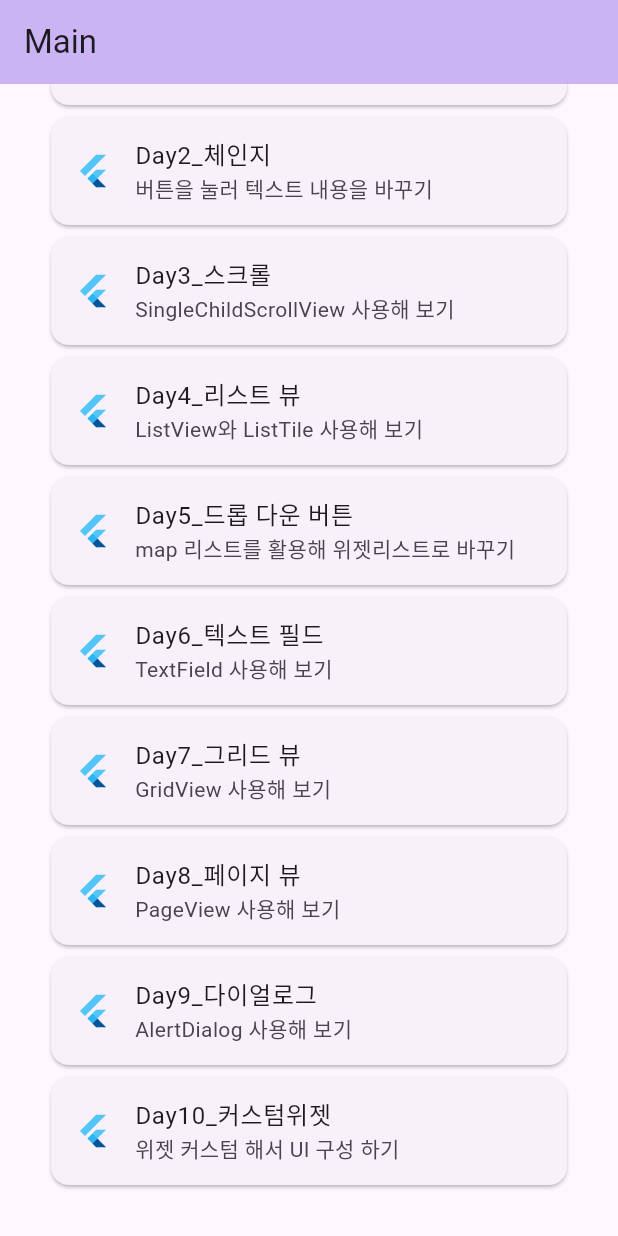
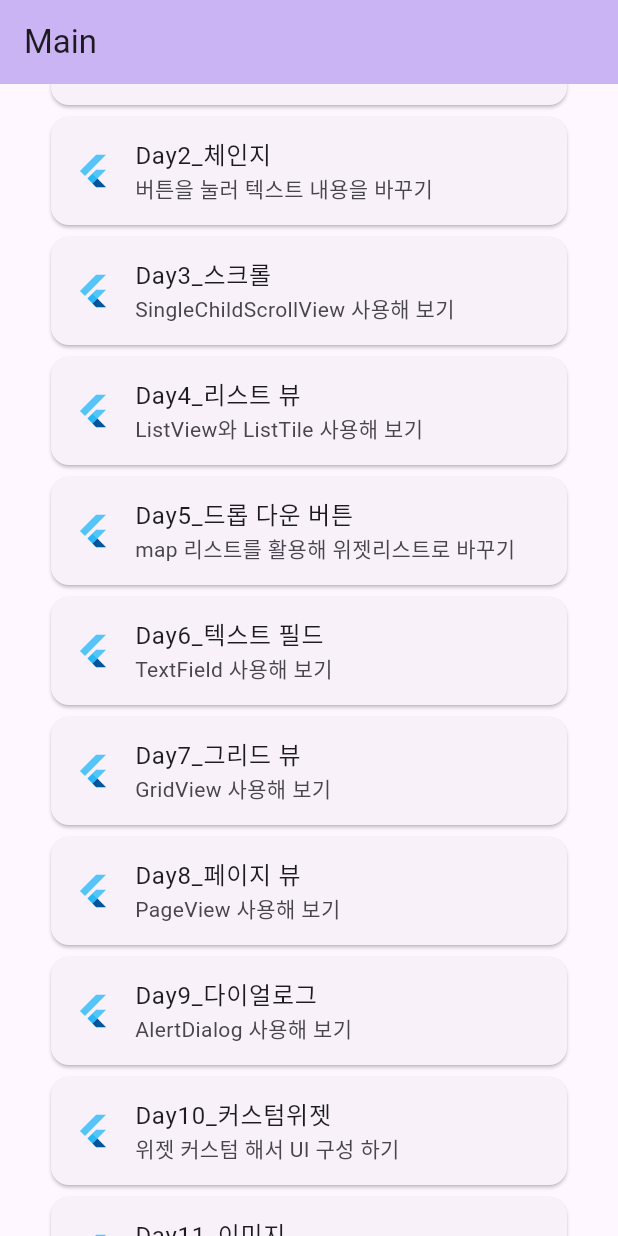
Before and after one commit to junselee42/flutter_study, a Flutter app: the screen it shows after launch, scrolled down 92 dp, on a phone screen of 412 x 824 dp. Run offline on Flutter 3.47's test engine with Material 2 defaults, Android fonts, the phone set to English and light mode, and no system bars.

Commit message:
update: updated ex10 -이미지파일을 플러터에 삽입하는 예제

```diff
--- a/lib/main.dart
+++ b/lib/main.dart
@@ -161,6 +161,17 @@ class _MyHomePageState extends State<MyHomePage> {
                 Navigator.of(context).pushNamed('/tenth');
               },
             ),
+          ),
+          Card(
+            child: ListTile(
+              leading: const FlutterLogo(),
+              title: const Text('Day11_이미지'),
+              subtitle: const Text('이미지 삽입하기'),
+              hoverColor: Colors.purple,
+              onTap: () {
+                Navigator.of(context).pushNamed('/eleventh');
+              },
+            ),
           )
         ],
       ),
--- a/lib/router/router.dart
+++ b/lib/router/router.dart
@@ -10,6 +10,7 @@ import 'package:flutter00/router/pages/seven.dart';
 import 'package:flutter00/router/pages/eight.dart';
 import 'package:flutter00/router/pages/nine.dart';
 import 'package:flutter00/router/pages/ten.dart';
+import 'package:flutter00/router/pages/eleven.dart';
 
 final routes = {
   '/': (BuildContext context) => const MyHomePage(title: "Main"),
@@ -23,4 +24,5 @@ final routes = {
   '/eighth': (BuildContext context) => const EightPage(),
   '/ninth': (BuildContext context) => const NinePage(),
   '/tenth': (BuildContext context) => const TenPage(),
+  '/eleventh': (BuildContext context) => const ElevenPage(),
 };
--- a/pubspec.yaml
+++ b/pubspec.yaml
@@ -62,7 +62,8 @@ flutter:
   # assets:
   #   - images/a_dot_burr.jpeg
   #   - images/a_dot_ham.jpeg
-
+  assets:
+    - assets/images/image_test.png
   # An image asset can refer to one or more resolution-specific "variants", see
   # https://flutter.dev/assets-and-images/#resolution-aware
 
```
Also changed, not shown: lib/router/pages/eleven.dart (added, +25 -0 lines), 1 other file.
